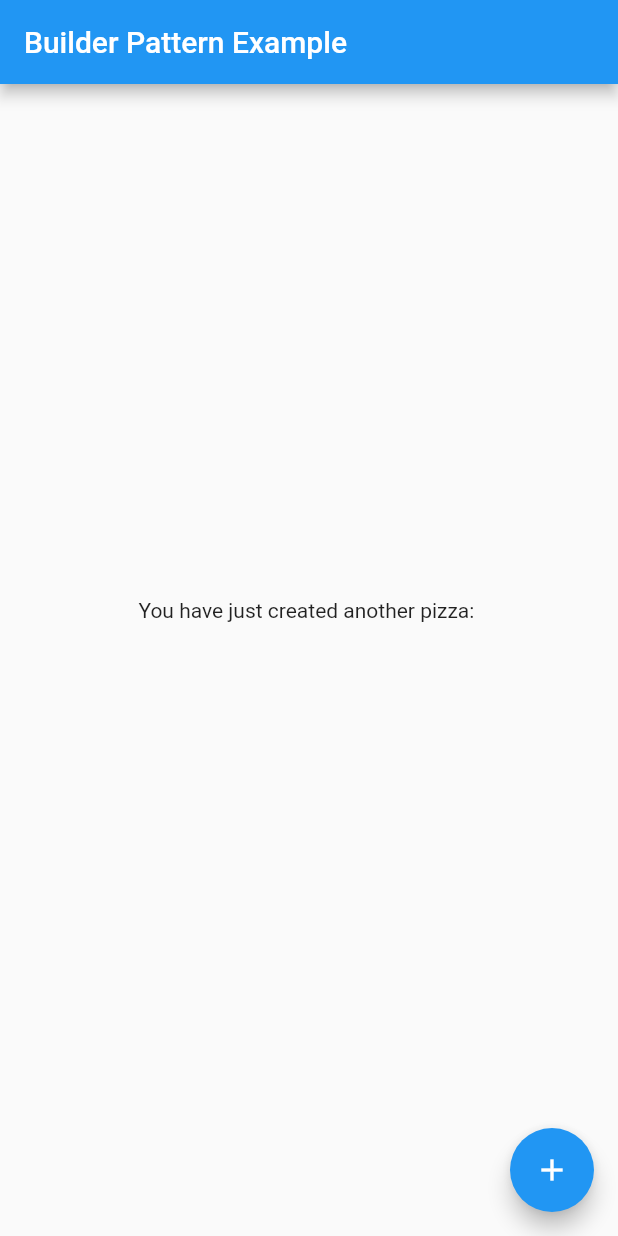
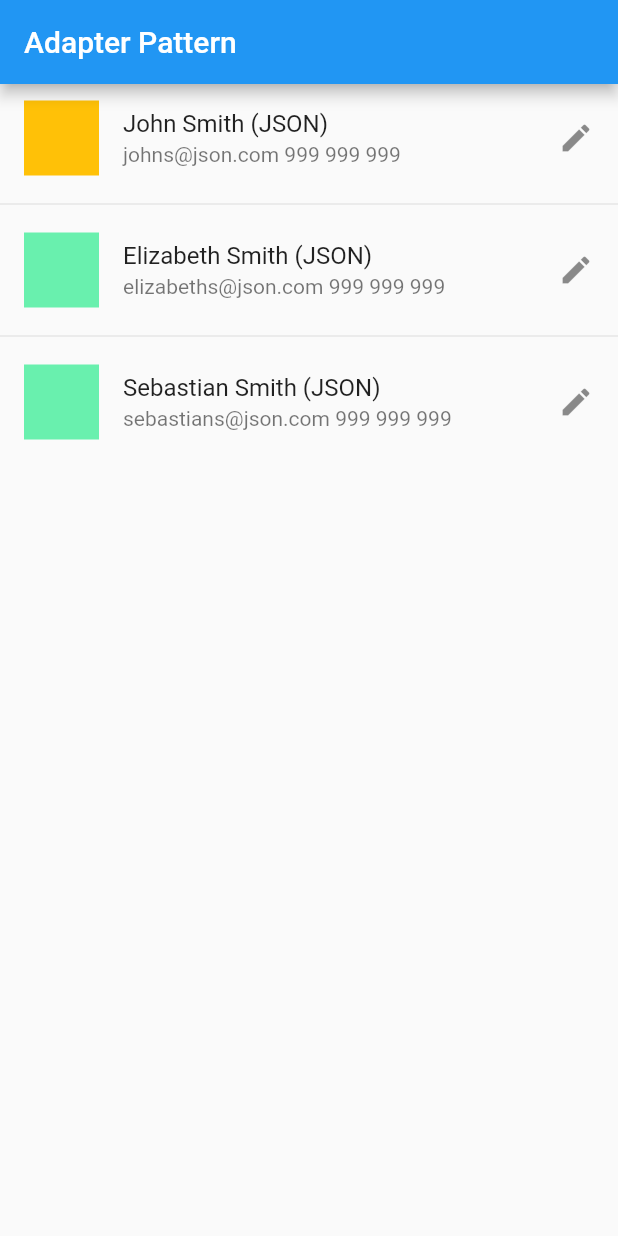
Before and after one commit to SamuelMauricioL/flutter_design_patterns, a Flutter app: the screen it shows after launch, on a phone screen of 412 x 824 dp. Run offline on Flutter 3.47's test engine with Material 2 defaults, Android fonts, the phone set to English and light mode, and no system bars; missing offline and left inert: mrx_charts.

Commit message:
feate: adapter pattern in dart & flutter

```diff
--- /dev/null
+++ b/lib/behavioral/adapter/in_dart/adapter_dart_example_page.dart
@@ -0,0 +1,22 @@
+import 'package:flutter/material.dart';
+
+import 'view/list_with_separator.dart';
+
+class AdapterDartExamplePage extends StatefulWidget {
+  const AdapterDartExamplePage({Key? key}) : super(key: key);
+
+  @override
+  State<AdapterDartExamplePage> createState() => _AdapterDartExamplePageState();
+}
+
+class _AdapterDartExamplePageState extends State<AdapterDartExamplePage> {
+  @override
+  Widget build(BuildContext context) {
+    return Scaffold(
+      appBar: AppBar(
+        title: const Text('Adapter Pattern'),
+      ),
+      body: LongListWithSeparator(),
+    );
+  }
+}
--- /dev/null
+++ b/lib/behavioral/adapter/in_dart/adapters/interface_contacts_adapter.dart
@@ -0,0 +1,5 @@
+import 'package:flutter_design_patterns/behavioral/adapter/in_dart/models/contacts_model.dart';
+
+abstract class IContactsAdapter {
+  List<Contact> getContacts();
+}
--- /dev/null
+++ b/lib/behavioral/adapter/in_dart/adapters/json_contacts_adapter.dart
@@ -0,0 +1,36 @@
+import 'dart:convert';
+
+import 'package:flutter_design_patterns/behavioral/adapter/in_dart/adapters/interface_contacts_adapter.dart';
+import 'package:flutter_design_patterns/behavioral/adapter/in_dart/datasources/json_contacts_reader.dart';
+import 'package:flutter_design_patterns/behavioral/adapter/in_dart/models/contacts_model.dart';
+
+class JsonContactsAdapter implements IContactsAdapter {
+  final JsonContactsReaderDS _reader = JsonContactsReaderDS();
+
+  @override
+  List<Contact> getContacts() {
+    final contactsJson = _reader.getContactsJson();
+    final contactsList = _parseContactsJson(contactsJson);
+
+    return contactsList;
+  }
+
+  List<Contact> _parseContactsJson(String contactsJson) {
+    final contactsMap = json.decode(contactsJson) as Map<String, dynamic>;
+    final contactsJsonList = contactsMap['contacts'] as List;
+    final contactsList = contactsJsonList.map((json) {
+      final contactJson = json as Map<String, dynamic>;
+
+      return Contact(
+        fullName: contactJson['fullName'] as String,
+        email: contactJson['email'] as String,
+        friend: contactJson['friend'] as bool,
+        phoneNumber: contactJson['phoneNumber'] == null
+            ? '999 999 999'
+            : contactJson['phoneNumber'] as String,
+      );
+    }).toList();
+
+    return contactsList;
+  }
+}
--- /dev/null
+++ b/lib/behavioral/adapter/in_dart/datasources/json_contacts_reader.dart
@@ -0,0 +1,28 @@
+class JsonContactsReaderDS {
+  final String _contactsJson =
+      '''
+  {
+    "contacts": [
+      {
+        "fullName": "John Smith (JSON)",
+        "email": "johns@json.com",
+        "friend": false
+      },
+      {
+        "fullName": "Elizabeth Smith (JSON)",
+        "email": "elizabeths@json.com",
+        "friend": true
+      },
+      {
+        "fullName": "Sebastian Smith (JSON)",
+        "email": "sebastians@json.com",
+        "friend": true
+      }
+    ]
+  }
+  ''';
+
+  String getContactsJson() {
+    return _contactsJson;
+  }
+}
--- /dev/null
+++ b/lib/behavioral/adapter/in_dart/datasources/xml_contacts_reader.dart
@@ -0,0 +1,30 @@
+class XmlContactsReaderDS {
+  final String _contactsXml =
+      '''
+  <?xml version="1.0"?>
+  <contacts>
+    <contact>
+      <fullname>John Smith (XML)</fullname>
+      <email>johns@xml.com</email>
+      <friend>false</friend>
+      <phoneNumber>999-999-9999</phoneNumber>
+    </contact>
+    <contact>
+      <fullname>Elizabeth Smith (XML)</fullname>
+      <email>elisabeths@xml.com</email>
+      <friend>true</friend>
+      <phoneNumber>999-999-9990</phoneNumber>
+    </contact>
+    <contact>
+      <fullname>Sebastian Smith (XML)</fullname>
+      <email>sebastians@xml.com</email>
+      <friend>true</friend>
+      <phoneNumber>999-999-8880</phoneNumber>
+    </contact>
+  </contacts>
+  ''';
+
+  String getContactsXml() {
+    return _contactsXml;
+  }
+}
--- /dev/null
+++ b/lib/behavioral/adapter/in_dart/models/contacts_model.dart
@@ -0,0 +1,13 @@
+class Contact {
+  final String fullName;
+  final String email;
+  final String phoneNumber;
+  final bool friend;
+
+  const Contact({
+    required this.fullName,
+    required this.email,
+    required this.phoneNumber,
+    required this.friend,
+  });
+}
--- /dev/null
+++ b/lib/behavioral/adapter/in_dart/view/list_with_separator.dart
@@ -0,0 +1,36 @@
+// ignore_for_file: avoid_print, must_be_immutable
+
+import 'package:flutter/material.dart';
+import 'package:flutter_design_patterns/behavioral/adapter/in_dart/adapters/json_contacts_adapter.dart';
+import 'package:flutter_design_patterns/behavioral/adapter/in_dart/models/contacts_model.dart';
+
+class LongListWithSeparator extends StatelessWidget {
+  List<Contact> listOfItems = JsonContactsAdapter().getContacts();
+  LongListWithSeparator({Key? key}) : super(key: key);
+
+  @override
+  Widget build(BuildContext context) {
+    return ListView.separated(
+      itemCount: listOfItems.length,
+      itemBuilder: (BuildContext context, int index) {
+        final contact = listOfItems[index];
+        return ListTile(
+          onTap: () {
+            print('Clicked on item #$index');
+          },
+          title: Text(contact.fullName),
+          subtitle: Text('${contact.email} ${contact.phoneNumber}'),
+          leading: Container(
+            height: 50,
+            width: 50,
+            color: contact.friend ? Colors.greenAccent : Colors.amber,
+          ),
+          trailing: const Icon(Icons.edit),
+        );
+      },
+      separatorBuilder: (BuildContext context, int index) {
+        return const Divider();
+      },
+    );
+  }
+}
--- /dev/null
+++ b/lib/behavioral/adapter/in_flutter/adapters/interface_chart_layer_adapter.dart
@@ -0,0 +1,5 @@
+import 'package:mrx_charts/mrx_charts.dart';
+
+abstract class IChartLayerAdapter {
+  List<ChartLayer> layers();
+}
--- /dev/null
+++ b/lib/behavioral/adapter/in_flutter/datasources/contact_data_source.dart
@@ -0,0 +1,28 @@
+import 'package:flutter_design_patterns/behavioral/adapter/in_flutter/models/contacts_model.dart';
+
+class ContactDataSource {
+  List<Contact> getContacts() {
+    return contacts;
+  }
+}
+
+List<Contact> contacts = [
+  const Contact(
+    email: 'joel@gmail.com',
+    friend: true,
+    fullName: 'Joel',
+    phoneNumber: '123456789',
+  ),
+  const Contact(
+    email: 'julissa@gmail.com',
+    friend: true,
+    fullName: 'Julissa',
+    phoneNumber: '987654321',
+  ),
+  const Contact(
+    email: 'ramiro@gmail.com',
+    friend: false,
+    fullName: 'ramiro',
+    phoneNumber: '999999999',
+  ),
+];
--- /dev/null
+++ b/lib/behavioral/adapter/in_flutter/models/contacts_model.dart
@@ -0,0 +1,13 @@
+class Contact {
+  final String fullName;
+  final String email;
+  final String phoneNumber;
+  final bool friend;
+
+  const Contact({
+    required this.fullName,
+    required this.email,
+    required this.phoneNumber,
+    required this.friend,
+  });
+}
--- a/lib/main.dart
+++ b/lib/main.dart
@@ -1,5 +1,5 @@
 import 'package:flutter/material.dart';
-import 'package:flutter_design_patterns/creational/builder/builder_example_page.dart';
+import 'package:flutter_design_patterns/behavioral/adapter/in_dart/adapter_dart_example_page.dart';
 
 void main() {
   runApp(const MyApp());
@@ -15,7 +15,7 @@ class MyApp extends StatelessWidget {
       theme: ThemeData(
         primarySwatch: Colors.blue,
       ),
-      home: const BuilderExamplePage(),
+      home: const AdapterDartExamplePage(),
     );
   }
 }
--- a/pubspec.yaml
+++ b/pubspec.yaml
@@ -32,6 +32,11 @@ dependencies:
     sdk: flutter
   intl: ^0.18.1
   logging: ^1.2.0
+  xml: ^5.3.1
+  mrx_charts:
+    git:
+      url: https://github.com/merixstudio/mrx-flutter-charts
+      ref: master # branch name
 
   # The following adds the Cupertino Icons font to your application.
   # Use with the CupertinoIcons class for iOS style icons.
```
Also changed, not shown: lib/behavioral/adapter/in_dart/adapters/xml_contacts_adapter.dart (added, +40 -0 lines), lib/behavioral/adapter/in_flutter/adapter_flutter_example_page.dart (added, +54 -0 lines), lib/behavioral/adapter/in_flutter/adapters/contact_model_adapter.dart (added, +65 -0 lines), pubspec.lock.
